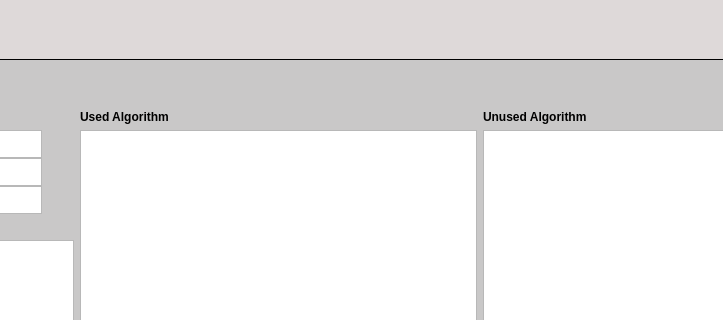
Before: the Qt Designer form src/page2.ui in alireza-da/TraumaDetectionProject, drawn with Qt 5; both pictures show x 332 to 1055 and y 0 to 320 of the 1218 by 854 pixel window.
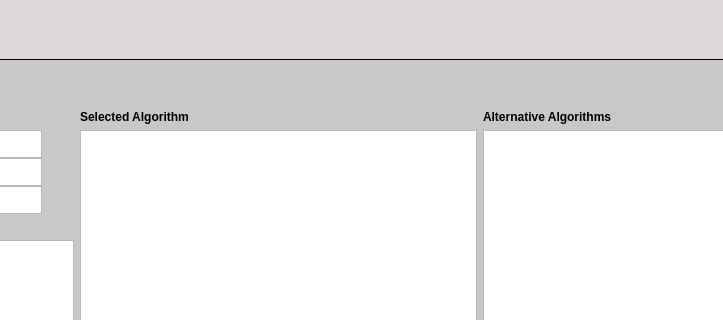
After: the same form once the commit is applied.

What changed in the file:
```diff
--- a/src/page2.ui
+++ b/src/page2.ui
@@ -302,7 +302,7 @@
  font-weight:500;</string>
            </property>
            <property name="text">
-            <string>Used Algorithm</string>
+            <string>Selected Algorithm</string>
            </property>
            <property name="margin">
             <number>5</number>
@@ -329,7 +329,7 @@
  font-weight:500;</string>
            </property>
            <property name="text">
-            <string>Unused Algorithm</string>
+            <string>Alternative Algorithms</string>
            </property>
            <property name="margin">
             <number>5</number>
```
